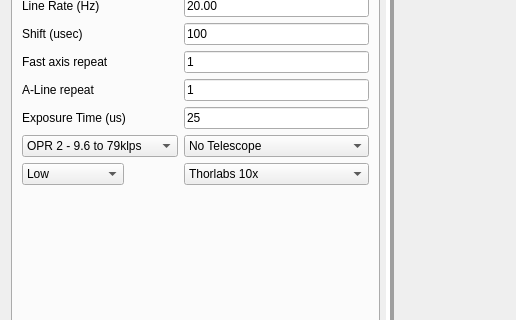
flesage/micro-oct-acq, file oct_galvos_form.ui: the form before one commit; both pictures show x 0 to 516 and y 303 to 623 of the 766 by 954 pixel window.
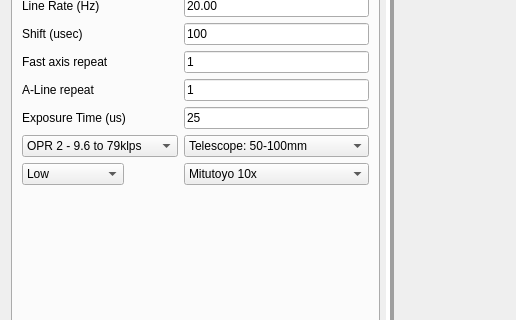
The form after the commit. Icons and pictures are not drawn.

Commit message: Corrections for errors.

Diff of the .ui file:
```diff
--- a/oct_galvos_form.ui
+++ b/oct_galvos_form.ui
@@ -336,7 +336,7 @@
            <item row="12" column="1">
             <widget class="QComboBox" name="comboBox_telescope">
              <property name="currentIndex">
-              <number>2</number>
+              <number>0</number>
              </property>
              <item>
               <property name="text">
@@ -387,6 +387,9 @@
            </item>
            <item row="13" column="1">
             <widget class="QComboBox" name="comboBox_objective">
+             <property name="currentIndex">
+              <number>2</number>
+             </property>
              <item>
               <property name="text">
                <string>Thorlabs 10x</string>
```
The commit also changes 2 other files.
